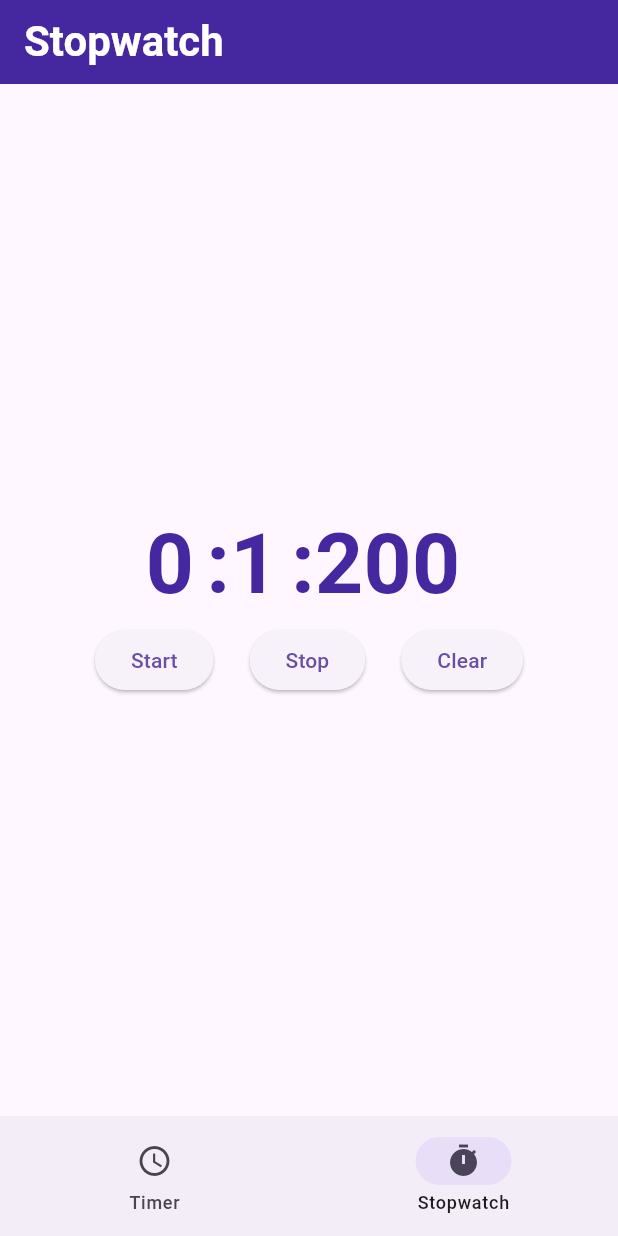
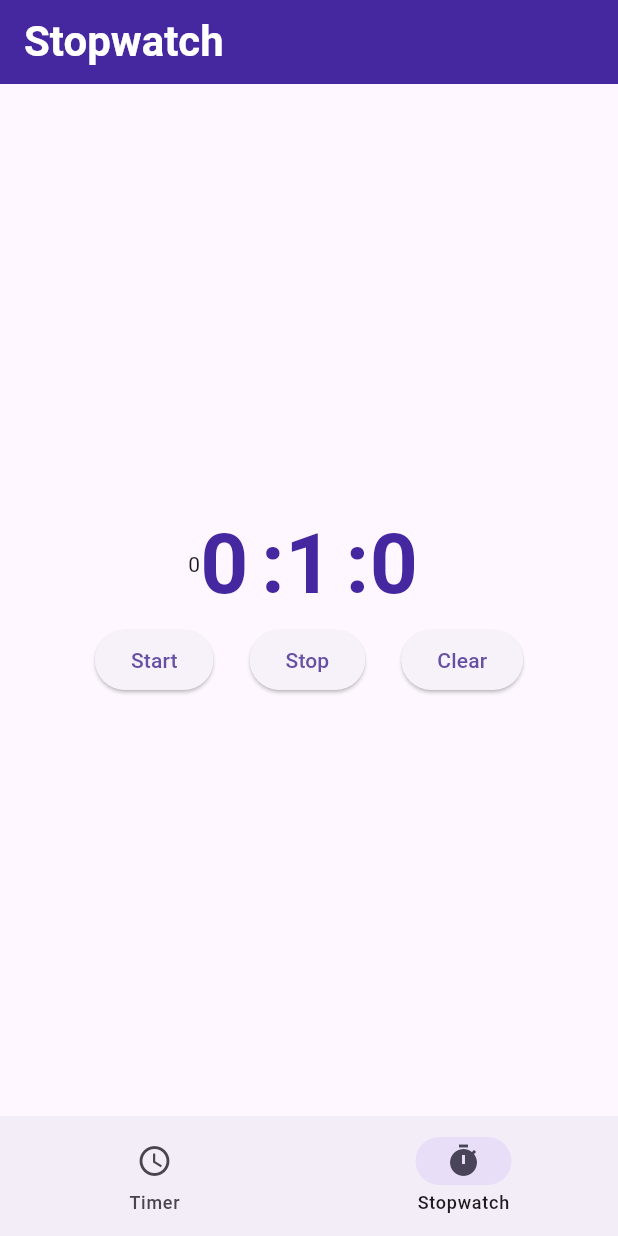
Before and after one commit to Sascha-create/timer_app, a Flutter app: the screen it shows after launch, item 2 of the bottom bar chosen, after a tap on "Start", on a phone screen of 412 x 824 dp. Run offline on Flutter 3.47's test engine with Material 3 defaults, Android fonts, the phone set to English and light mode, and no system bars.

Commit message:
Timer works.. Stopwatch WIP

```diff
--- a/lib/features/stopwatch/stopwatch_screen.dart
+++ b/lib/features/stopwatch/stopwatch_screen.dart
@@ -15,9 +15,36 @@ int counterMinutes = 0;
 
 bool isStarted = false;
 
-Future<int> count() {
+Future<int> countMilliseconds() {
   return Future.delayed(const Duration(milliseconds: 1), () => 1);
 }
+
+Future<int> countSeconds() {
+  return Future.delayed(const Duration(seconds: 1), () => 1);
+}
+
+Future<int> countMinutes() {
+  return Future.delayed(const Duration(minutes: 1), () => 1);
+}
+
+void getMilliseconds() async {
+  int millisecond = await countMilliseconds();
+  counterMilliSeconds += millisecond;
+}
+
+Future<void> getSeconds() async {
+  while (isStarted) {
+    int second = await countSeconds();
+    counterSeconds += second;
+  }
+}
+
+void getMinutes() async {
+  int minutes = await countMinutes();
+  counterMinutes += minutes;
+}
+
+Future<int> testSeconds = countSeconds();
 
 class _StopwatchScreenState extends State<StopwatchScreen> {
   @override
@@ -30,6 +57,16 @@ class _StopwatchScreenState extends State<StopwatchScreen> {
             Row(
               mainAxisAlignment: MainAxisAlignment.center,
               children: [
+                FutureBuilder(
+                  future: testSeconds,
+                  builder: (context, snapshot) {
+                    if (snapshot.connectionState == ConnectionState.done) {
+                      counterSeconds += snapshot.data!;
+                      Text("$counterSeconds");
+                    }
+                    return Text("0");
+                  },
+                ),
                 Text(
                     style: TextStyle(
                         fontSize: 56,
@@ -75,20 +112,19 @@ class _StopwatchScreenState extends State<StopwatchScreen> {
               mainAxisAlignment: MainAxisAlignment.center,
               children: [
                 ElevatedButton(
-                    onPressed: () async {
+                    onPressed: () {
                       isStarted = true;
-                      while (isStarted) {
-                        counterMilliSeconds += await count();
-                        if (counterMilliSeconds == 1000) {
-                          counterSeconds += 1;
-                          counterMilliSeconds = 0;
-                          if (counterSeconds == 60) {
-                            counterMinutes += 1;
-                            counterSeconds = 0;
-                          }
-                        }
-                        setState(() {});
-                      }
+                      //getSeconds(isStarted);
+                      setState(() {});
+
+                      // if (counterMilliSeconds == 1000) {
+                      //   //counterSeconds += 1;
+                      //   counterMilliSeconds = 0;
+                      //   if (counterSeconds == 60) {
+                      //     //counterMinutes += 1;
+                      //     counterSeconds = 0;
+                      //   }
+                      // }
                     },
                     child: const Text("Start")),
                 const SizedBox(
--- a/lib/features/timer/timer_screen.dart
+++ b/lib/features/timer/timer_screen.dart
@@ -11,7 +11,12 @@ class TimerScreen extends StatefulWidget {
 
 TextEditingController timeController = TextEditingController();
 
-int counter = 0;
+Future<int> countSeconds() {
+  return Future.delayed(const Duration(seconds: 1), () => 1);
+}
+
+bool isStarted = false;
+int secondCounter = 0;
 
 class _TimerScreenState extends State<TimerScreen> {
   @override
@@ -29,7 +34,7 @@ class _TimerScreenState extends State<TimerScreen> {
                         fontSize: 56,
                         fontWeight: FontWeight.bold,
                         color: Colors.deepPurple.shade800),
-                    "$counter"),
+                    "$secondCounter"),
                 const SizedBox(
                   width: 24,
                 ),
@@ -52,15 +57,46 @@ class _TimerScreenState extends State<TimerScreen> {
             Row(
               mainAxisAlignment: MainAxisAlignment.center,
               children: [
-                ElevatedButton(onPressed: () {}, child: const Text("Start")),
+                ElevatedButton(
+                    onPressed: () async {
+                      setState(() {
+                        secondCounter = int.parse(timeController.text);
+                      });
+                    },
+                    child: const Text("Set")),
                 const SizedBox(
-                  width: 24,
+                  width: 16,
                 ),
-                ElevatedButton(onPressed: () {}, child: const Text("Stop")),
+                ElevatedButton(
+                    onPressed: () async {
+                      isStarted = true;
+                      while (secondCounter > 0 && isStarted) {
+                        await countSeconds();
+                        secondCounter = secondCounter - 1;
+                        setState(() {});
+                      }
+                    },
+                    child: const Text("Start")),
                 const SizedBox(
-                  width: 24,
+                  width: 16,
                 ),
-                ElevatedButton(onPressed: () {}, child: const Text("Clear")),
+                ElevatedButton(
+                    onPressed: () {
+                      setState(() {
+                        isStarted = false;
+                      });
+                    },
+                    child: const Text("Stop")),
+                const SizedBox(
+                  width: 16,
+                ),
+                ElevatedButton(
+                    onPressed: () {
+                      setState(() {
+                        secondCounter = 0;
+                      });
+                    },
+                    child: const Text("Clear")),
               ],
             )
           ],
```
